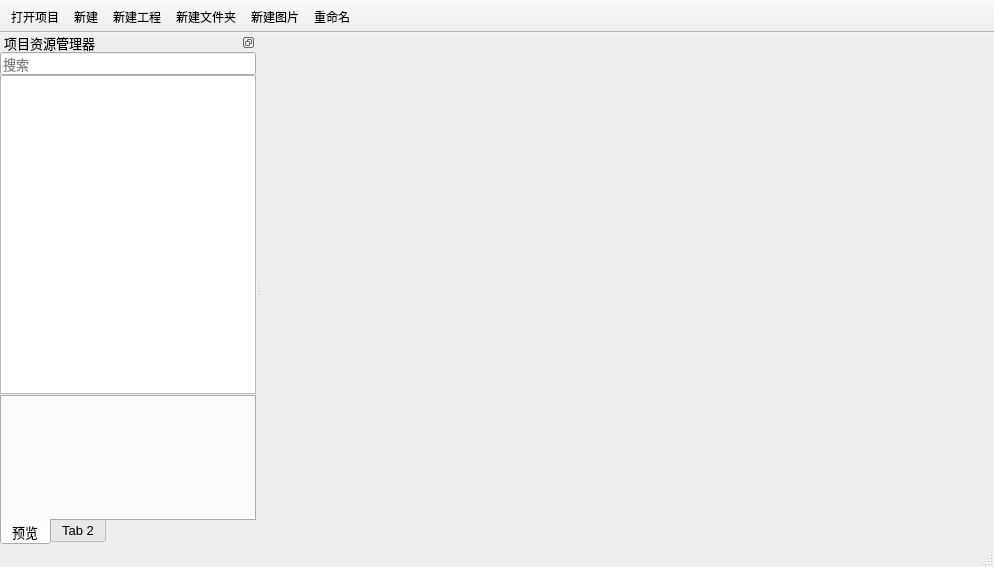
First picture: the form in BmpManager/mainwindow.ui, repository luckyPtr/BitmapStudio, before the edit.
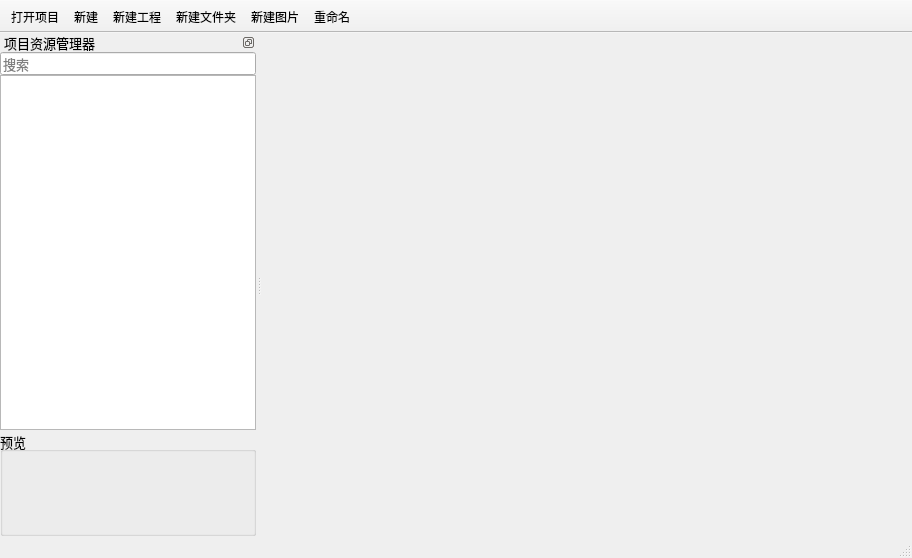
Second picture: the form after the edit. Icons and pictures are not drawn.

Diff of the .ui file:
```diff
--- a/BmpManager/mainwindow.ui
+++ b/BmpManager/mainwindow.ui
@@ -6,8 +6,8 @@
    <rect>
     <x>0</x>
     <y>0</y>
-    <width>994</width>
-    <height>567</height>
+    <width>912</width>
+    <height>558</height>
    </rect>
   </property>
   <property name="windowTitle">
@@ -20,9 +20,15 @@
    </size>
   </property>
   <widget class="QWidget" name="centralwidget">
-   <layout class="QGridLayout" name="gridLayout">
-    <item row="0" column="0">
      <widget class="QStackedWidget" name="stackedWidget">
+    <property name="geometry">
+     <rect>
+      <x>9</x>
+      <y>9</y>
+      <width>18</width>
+      <height>18</height>
+     </rect>
+    </property>
       <property name="currentIndex">
        <number>1</number>
       </property>
@@ -31,8 +37,6 @@
       </widget>
       <widget class="QWidget" name="page_4"/>
      </widget>
-    </item>
-   </layout>
   </widget>
   <widget class="QMenuBar" name="menubar">
    <property name="geometry">
@@ -102,6 +106,15 @@
      </item>
      <item>
       <widget class="QSplitter" name="splitter">
+       <property name="layoutDirection">
+        <enum>Qt::LeftToRight</enum>
+       </property>
+       <property name="autoFillBackground">
+        <bool>false</bool>
+       </property>
+       <property name="frameShadow">
+        <enum>QFrame::Plain</enum>
+       </property>
        <property name="orientation">
         <enum>Qt::Vertical</enum>
        </property>
@@ -143,62 +156,19 @@
          <bool>false</bool>
         </attribute>
        </widget>
-       <widget class="QTabWidget" name="tabWidget">
-        <property name="minimumSize">
-         <size>
-          <width>0</width>
-          <height>150</height>
-         </size>
-        </property>
-        <property name="maximumSize">
-         <size>
-          <width>16777215</width>
-          <height>512</height>
-         </size>
-        </property>
-        <property name="tabPosition">
-         <enum>QTabWidget::South</enum>
-        </property>
-        <property name="tabShape">
-         <enum>QTabWidget::Rounded</enum>
-        </property>
-        <property name="currentIndex">
-         <number>0</number>
-        </property>
-        <property name="elideMode">
-         <enum>Qt::ElideNone</enum>
-        </property>
-        <property name="documentMode">
-         <bool>false</bool>
-        </property>
-        <property name="tabsClosable">
-         <bool>false</bool>
-        </property>
-        <property name="movable">
-         <bool>false</bool>
-        </property>
-        <property name="tabBarAutoHide">
-         <bool>true</bool>
-        </property>
-        <widget class="QWidget" name="tab">
-         <attribute name="title">
+       <widget class="QGroupBox" name="groupBox">
+        <property name="title">
           <string>预览</string>
-         </attribute>
-         <layout class="QGridLayout" name="gridLayout_2">
+        </property>
+        <layout class="QGridLayout" name="gridLayout">
           <item row="0" column="0">
-           <widget class="QLabel" name="labelPewview">
+          <widget class="QLabel" name="labelPreview">
             <property name="text">
              <string/>
             </property>
            </widget>
           </item>
          </layout>
-        </widget>
-        <widget class="QWidget" name="tab_2">
-         <attribute name="title">
-          <string>Tab 2</string>
-         </attribute>
-        </widget>
        </widget>
       </widget>
      </item>
```
Left out of the diff: 8 changed lines with no effect on the pictures. Lines whose indentation alone changed are shown as unchanged.
